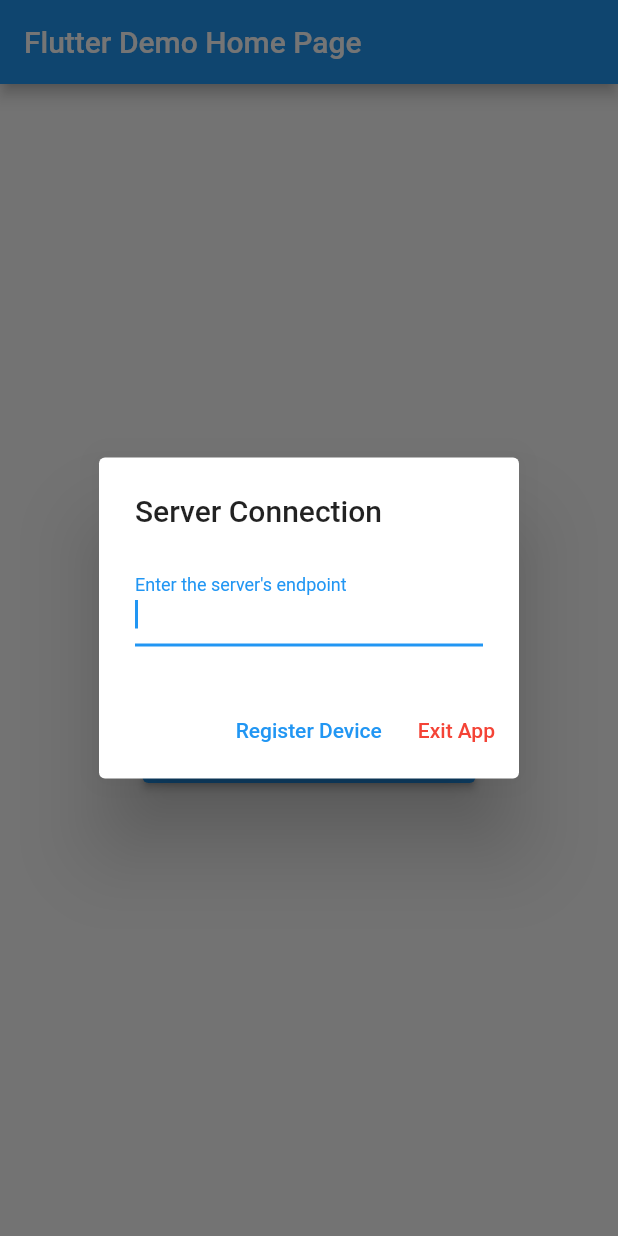
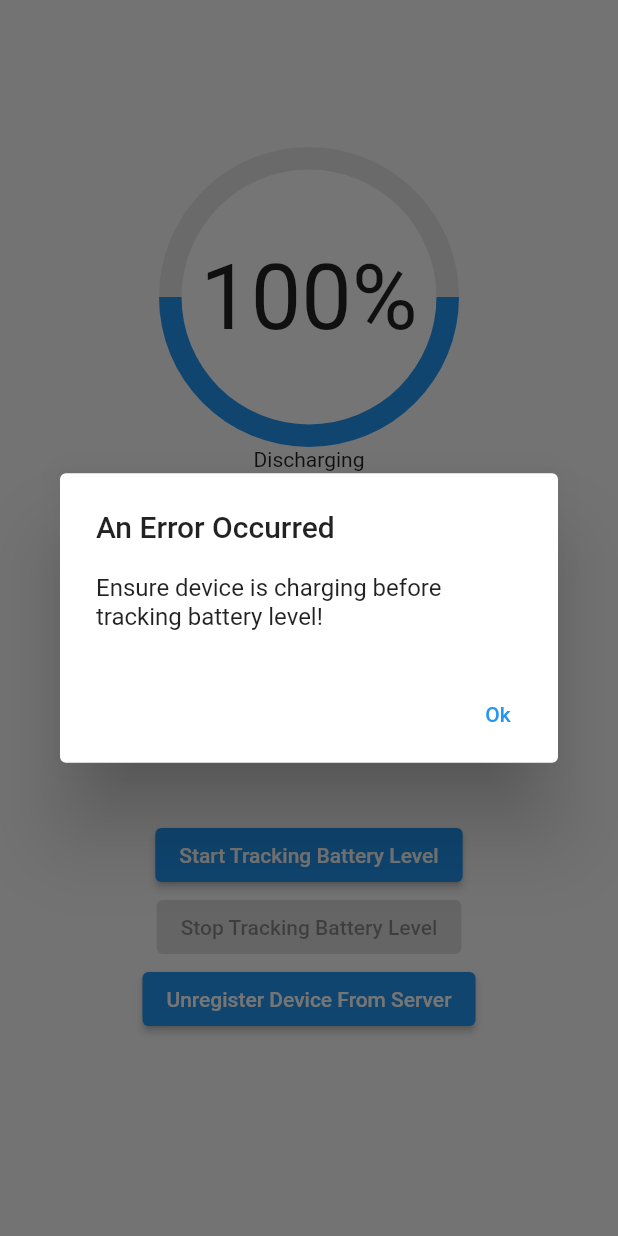
Before and after one commit to TryingOutSomething/AndroidBatteryTracker, a Flutter app: the screen it shows after launch, after a tap on "Start Tracking Battery Level", on a phone screen of 412 x 824 dp. Run offline on Flutter 3.47's test engine with Material 2 defaults, Android fonts, the phone set to English and light mode, and no system bars; our stand-ins replace battery_plus, device_info_plus; missing offline and left inert: flutter_background.

Commit message:
feat: add progress bar to battery level
Progress bar added without canvas. Will switch to canvas version.

```diff
--- a/lib/src/app.dart
+++ b/lib/src/app.dart
@@ -27,7 +27,7 @@ class _MyHomePageState extends State<MyHomePage> {
 
     super.initState();
 
-    showRegisterDeviceDialog(context);
+    // showRegisterDeviceDialog(context);
   }
 
   Future<void> _showErrorAlertDialog(String error) async {
@@ -61,17 +61,18 @@ class _MyHomePageState extends State<MyHomePage> {
         return canExitApp;
       },
       child: Scaffold(
-        appBar: AppBar(
-          title: Text(widget.title),
-        ),
-        body: Center(
-          child: Column(
+        body: GridView.count(
+          crossAxisCount: 2,
+          scrollDirection: Axis.horizontal,
+          children: <Widget>[
+            BatteryInfo(refreshInterval: _refreshInterval),
+            Column(
               mainAxisAlignment: MainAxisAlignment.center,
               children: <Widget>[
-              BatteryInfo(refreshInterval: _refreshInterval),
                 ElevatedButton(
-                onPressed:
-                    !_taskStarted ? () => _startTrackingDeviceBattery() : null,
+                  onPressed: !_taskStarted
+                      ? () => _startTrackingDeviceBattery()
+                      : null,
                   child: const Text('Start Tracking Battery Level'),
                 ),
                 ElevatedButton(
@@ -84,6 +85,7 @@ class _MyHomePageState extends State<MyHomePage> {
                 )
               ],
             ),
+          ],
         ),
       ),
     );
--- a/lib/src/battery/widgets/battery_info.dart
+++ b/lib/src/battery/widgets/battery_info.dart
@@ -21,6 +21,7 @@ class BatteryInfo extends StatefulWidget {
 
 class _BatteryInfoState extends State<BatteryInfo> with WidgetsBindingObserver {
   Timer? _timer;
+  final double _circularIndicatorSize = 200.0;
 
   @override
   void initState() {
@@ -63,12 +64,63 @@ class _BatteryInfoState extends State<BatteryInfo> with WidgetsBindingObserver {
   @override
   Widget build(BuildContext context) {
     return Column(
+      mainAxisAlignment: MainAxisAlignment.center,
+      crossAxisAlignment: CrossAxisAlignment.center,
       children: [
         FutureBuilder<int>(
             future: BatteryModule.batteryLevel,
             builder: (context, snapshot) {
               if (snapshot.hasData) {
-                return Text(snapshot.data.toString());
+                String batteryLevel = snapshot.data.toString();
+                double normalisedLevel = double.parse(batteryLevel) / 100.0;
+
+                Color indicatorColor = Colors.blue;
+                if (normalisedLevel < 0.2) {
+                  indicatorColor = Colors.red;
+                }
+
+                return SizedBox(
+                  width: _circularIndicatorSize,
+                  height: _circularIndicatorSize,
+                  child: Stack(children: <Widget>[
+                    ShaderMask(
+                      shaderCallback: (rect) {
+                        return SweepGradient(
+                          center: Alignment.center,
+                          startAngle: 0,
+                          endAngle: 3.14,
+                          stops: [normalisedLevel, normalisedLevel],
+                          colors: [indicatorColor, Colors.grey.withAlpha(55)],
+                        ).createShader(rect);
+                      },
+                      child: Container(
+                        width: _circularIndicatorSize,
+                        height: _circularIndicatorSize,
+                        decoration: const BoxDecoration(
+                          shape: BoxShape.circle,
+                          color: Colors.white,
+                        ),
+                      ),
+                    ),
+                    Center(
+                      child: Container(
+                        width: _circularIndicatorSize - 30,
+                        height: _circularIndicatorSize - 30,
+                        decoration: const BoxDecoration(
+                          shape: BoxShape.circle,
+                          color: Colors.white,
+                        ),
+                        child: Center(
+                          child: Text(
+                            '$batteryLevel%',
+                            style: const TextStyle(fontSize: 60),
+                            maxLines: 1,
+                          ),
+                        ),
+                      ),
+                    ),
+                  ]),
+                );
               }
 
               if (snapshot.hasError) {
```
Lines whose indentation alone changed are shown as unchanged.
